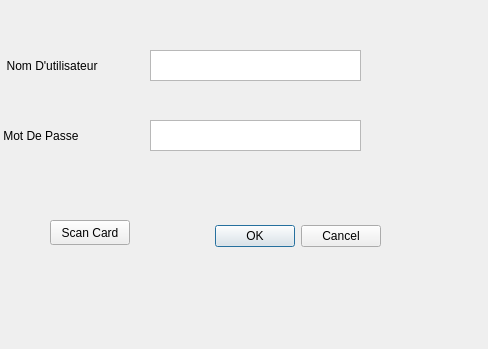
Old version of the form logindialog.ui in the repository ProjetCPP-S2-2A15/projetcpp2a15-vaccicare.
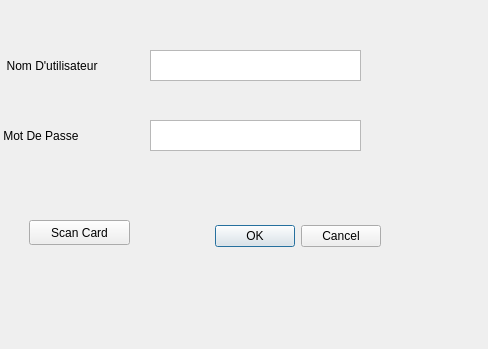
New version of the form.

Patch:
```diff
--- a/logindialog.ui
+++ b/logindialog.ui
@@ -81,9 +81,9 @@
   <widget class="QPushButton" name="ButtonScanCard">
    <property name="geometry">
     <rect>
-     <x>50</x>
+     <x>29</x>
      <y>220</y>
-     <width>80</width>
+     <width>101</width>
      <height>25</height>
     </rect>
    </property>
```
